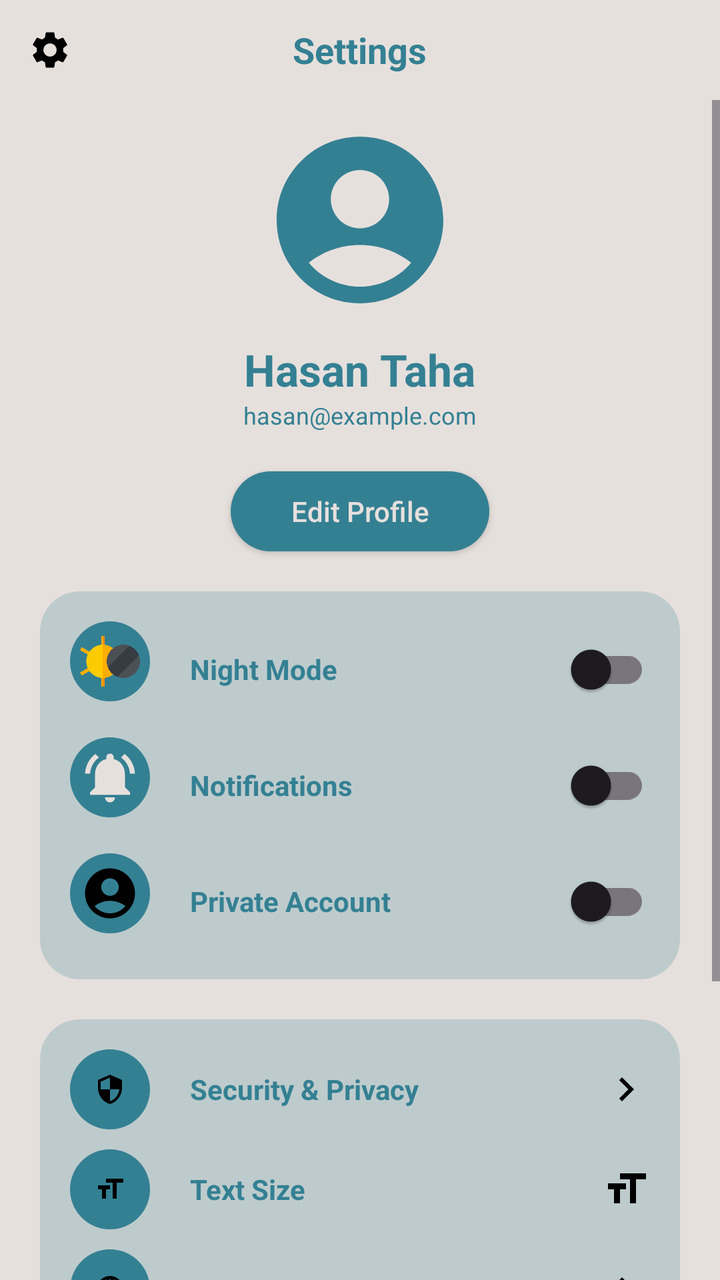
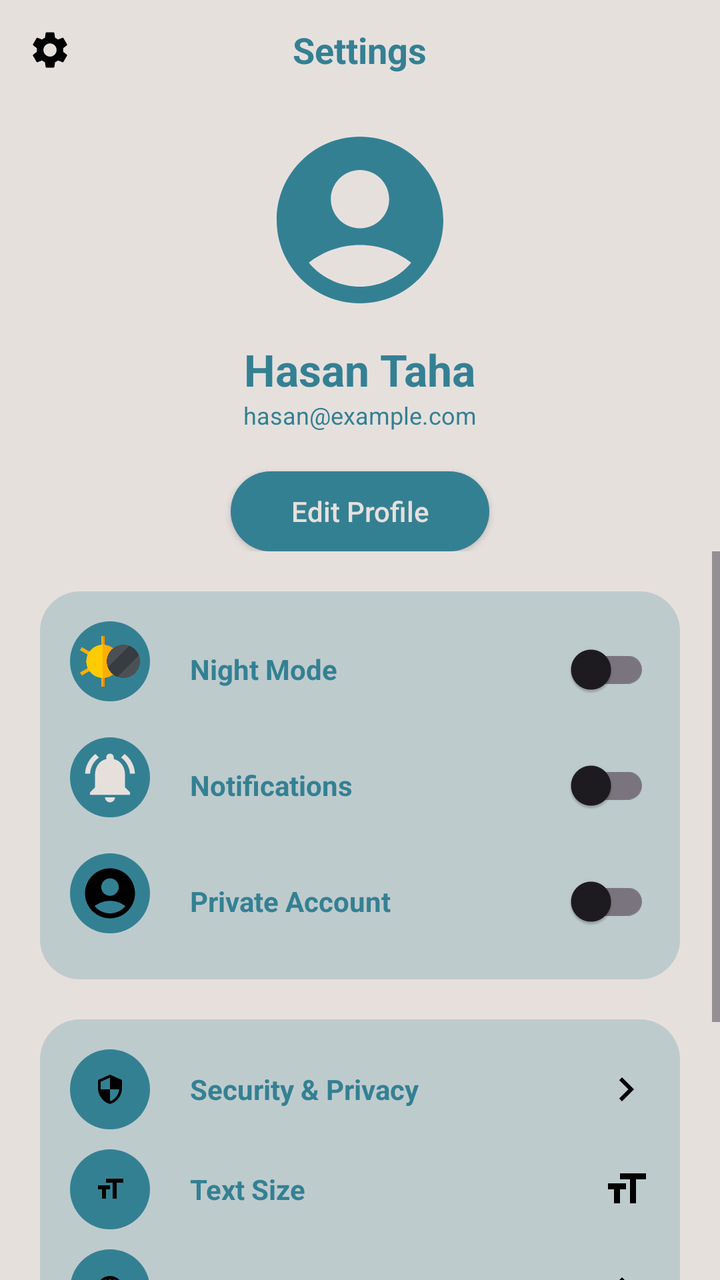

Two renders of the same Android screen: before a commit and after it. Below are the layout's source before the change and the commit's diff.
<!-- AndroidManifest.xml: application theme Base.Theme.Proj1 -->
<!-- res/layout/fragment_settings.xml -->
<?xml version="1.0" encoding="utf-8"?>
<LinearLayout xmlns:android="http://schemas.android.com/apk/res/android"
    xmlns:app="http://schemas.android.com/apk/res-auto"
    xmlns:tools="http://schemas.android.com/tools"
    android:layout_width="match_parent"
    android:layout_height="match_parent"
    android:background="@color/white"
    android:orientation="vertical"
    tools:context=".Fragments.SettingsFragment">

    <RelativeLayout
        android:layout_width="match_parent"
        android:layout_height="wrap_content">

        <ImageView
            android:layout_width="50dp"
            android:layout_height="50dp"
            android:src="@drawable/settings_icon"
            android:padding="14dp" />

        <TextView
            android:layout_width="wrap_content"
            android:layout_height="wrap_content"
            android:text="Settings"
            android:layout_centerInParent="true"
            android:textColor="@color/primary"
            android:textStyle="bold"
            android:textSize="18sp" />
    </RelativeLayout>

    <ScrollView
        android:layout_width="match_parent"
        android:layout_height="wrap_content">

        <LinearLayout
            android:layout_width="match_parent"
            android:layout_height="wrap_content"
            android:orientation="vertical">

            <ImageView
                android:layout_width="100dp"
                android:layout_height="100dp"
                android:layout_gravity="center"
                android:layout_marginTop="10dp"
                android:src="@drawable/baseline_account_circle_24"
                app:tint="@color/primary" />

            <TextView
                android:id="@+id/userNamePlaceholder"
                android:layout_width="wrap_content"
                android:layout_height="wrap_content"
                android:layout_gravity="center"
                android:layout_marginTop="10dp"
                android:text="Hasan Taha"
                android:textColor="@color/primary"
                android:textSize="22sp"
                android:textStyle="bold"/>
            <TextView
                android:id="@+id/userEmailPlaceholder"
                android:layout_width="wrap_content"
                android:layout_height="wrap_content"
                android:text="hasan@example.com"
                android:textColor="@color/primary"
                android:textSize="12sp"
                android:layout_gravity="center"/>

            <androidx.appcompat.widget.AppCompatButton
                android:id="@+id/editProfileBtn"
                android:layout_width="wrap_content"
                android:layout_height="40dp"
                android:layout_marginTop="20dp"
                android:paddingStart="30dp"
                android:layout_gravity="center"
                android:background="@drawable/rounded_back1"
                android:text="Edit Profile"
                android:textAllCaps="false"
                android:textColor="@color/white"
                android:paddingEnd="30dp"/>
            <LinearLayout
                android:background="@drawable/round_back2"
                android:layout_width="match_parent"
                android:layout_height="wrap_content"
                android:layout_marginStart="20dp"
                android:layout_marginEnd="20dp"
                android:layout_marginTop="20dp"
                android:orientation="vertical"
                android:padding="15dp">

                
                <RelativeLayout
                    android:layout_width="match_parent"
                    android:layout_height="wrap_content">

                    <ImageView
                        android:layout_width="40dp"
                        android:id="@+id/nightModeIcon"
                        android:layout_height="40dp"
                        android:src="@drawable/night_mode_icon"
                        android:background="@drawable/round_back3"
                        android:padding="5dp"/>
                    <TextView
                        android:layout_marginStart="20dp"
                        android:layout_width="wrap_content"
                        android:layout_height="wrap_content"
                        android:layout_centerVertical="true"
                        android:text="Night Mode"
                        android:textColor="@color/primary"
                        android:textStyle="bold"
                        android:layout_toEndOf="@id/nightModeIcon"/>

                    <androidx.appcompat.widget.SwitchCompat
                        android:layout_width="wrap_content"
                        android:layout_height="wrap_content"
                        android:layout_alignParentEnd="true"
                        android:layout_centerVertical="true"
                        android:switchMinWidth="50dp"/>
                </RelativeLayout>

                
                <RelativeLayout
                    android:layout_marginTop="10dp"
                    android:layout_width="match_parent"
                    android:layout_height="wrap_content">

                    <ImageView
                        android:layout_width="40dp"
                        android:id="@+id/notificationIcon"
                        android:layout_height="40dp"
                        android:src="@drawable/baseline_notifications"
                        android:background="@drawable/round_back3"
                        android:padding="5dp"/>
                    <TextView
                        android:layout_marginStart="20dp"
                        android:layout_width="wrap_content"
                        android:layout_height="wrap_content"
                        android:layout_centerVertical="true"
                        android:text="Notifications"
                        android:textColor="@color/primary"
                        android:textStyle="bold"
                        android:layout_toEndOf="@id/notificationIcon"/>

                    <androidx.appcompat.widget.SwitchCompat
                        android:layout_width="wrap_content"
                        android:layout_height="wrap_content"
                        android:layout_alignParentEnd="true"
                        android:layout_centerVertical="true"
                        android:switchMinWidth="50dp"/>
                </RelativeLayout>

                
                <RelativeLayout
                    android:layout_marginTop="10dp"
                    android:layout_width="match_parent"
                    android:layout_height="wrap_content">

                    <ImageView
                        android:layout_width="40dp"
                        android:id="@+id/privateAccountIcon"
                        android:layout_height="40dp"
                        android:src="@drawable/baseline_account_circle_24"
                        android:background="@drawable/round_back3"
                        android:padding="5dp"/>
                    <TextView
                        android:layout_marginStart="20dp"
                        android:layout_width="wrap_content"
                        android:layout_height="wrap_content"
                        android:layout_centerVertical="true"
                        android:text="Private Account"
                        android:textColor="@color/primary"
                        android:textStyle="bold"
                        android:layout_toEndOf="@id/privateAccountIcon"/>

                    <androidx.appcompat.widget.SwitchCompat
                        android:layout_width="wrap_content"
                        android:layout_height="wrap_content"
                        android:layout_alignParentEnd="true"
                        android:layout_centerVertical="true"
                        android:switchMinWidth="50dp"/>
                </RelativeLayout>

            </LinearLayout>

            <LinearLayout
                android:background="@drawable/round_back2"
                android:layout_width="match_parent"
                android:layout_height="wrap_content"
                android:layout_marginStart="20dp"
                android:layout_marginEnd="20dp"
                android:layout_marginTop="20dp"
                android:orientation="vertical"
                android:padding="15dp">

                
                <RelativeLayout
                    android:layout_width="match_parent"
                    android:layout_height="wrap_content">

                    <ImageView
                        android:layout_width="40dp"
                        android:id="@+id/securityIcon"
                        android:layout_height="40dp"
                        android:src="@drawable/baseline_security_24"
                        android:background="@drawable/round_back3"
                        android:padding="12dp"/>
                    <TextView
                        android:layout_marginStart="20dp"
                        android:layout_width="wrap_content"
                        android:layout_height="wrap_content"
                        android:layout_centerVertical="true"
                        android:text="Security &amp; Privacy"
                        android:textColor="@color/primary"
                        android:textStyle="bold"
                        android:layout_toEndOf="@id/securityIcon"/>

                    <ImageView
                        android:layout_width="wrap_content"
                        android:layout_height="wrap_content"
                        android:src="@drawable/baseline_right_24"
                        android:layout_alignParentEnd="true"
                        android:layout_centerVertical="true"/>
                </RelativeLayout>

                
                <RelativeLayout
                    android:layout_marginTop="10dp"
                    android:layout_width="match_parent"
                    android:layout_height="wrap_content">

                    <ImageView
                        android:layout_width="40dp"
                        android:id="@+id/textsizeIcon"
                        android:layout_height="40dp"
                        android:src="@drawable/text_size"
                        android:background="@drawable/round_back3"
                        android:padding="12dp"/>
                    <TextView
                        android:layout_marginStart="20dp"
                        android:layout_width="wrap_content"
                        android:layout_height="wrap_content"
                        android:layout_centerVertical="true"
                        android:text="Text Size"
                        android:textColor="@color/primary"
                        android:textStyle="bold"
                        android:layout_toEndOf="@id/textsizeIcon"/>

                    <ImageView
                        android:layout_width="wrap_content"
                        android:layout_height="wrap_content"
                        android:src="@drawable/text_size"
                        android:layout_alignParentEnd="true"
                        android:layout_centerVertical="true"/>
                </RelativeLayout>

                
                <RelativeLayout
                    android:layout_marginTop="10dp"
                    android:layout_width="match_parent"
                    android:layout_height="wrap_content">

                    <ImageView
                        android:layout_width="40dp"
                        android:id="@+id/languagesIcon"
                        android:layout_height="40dp"
                        android:src="@drawable/language_icon"
                        android:background="@drawable/round_back3"
                        android:padding="12dp"/>
                    <TextView
                        android:layout_marginStart="20dp"
                        android:layout_width="wrap_content"
                        android:layout_height="wrap_content"
                        android:layout_centerVertical="true"
                        android:text="Languages"
                        android:textColor="@color/primary"
                        android:textStyle="bold"
                        android:layout_toEndOf="@id/languagesIcon"/>

                    <ImageView
                        android:layout_width="wrap_content"
                        android:layout_height="wrap_content"
                        android:src="@drawable/baseline_right_24"
                        android:layout_alignParentEnd="true"
                        android:layout_centerVertical="true"/>
                </RelativeLayout>

            </LinearLayout>

            <LinearLayout
                android:layout_marginBottom="20dp"
                android:background="@drawable/round_back2"
                android:layout_width="match_parent"
                android:layout_height="wrap_content"
                android:layout_marginStart="20dp"
                android:layout_marginEnd="20dp"
                android:layout_marginTop="20dp"
                android:orientation="vertical"
                android:padding="15dp">

                <RelativeLayout
                    android:layout_width="match_parent"
                    android:layout_height="wrap_content">

                    <ImageView
                        android:layout_width="40dp"
                        android:id="@+id/aboutUsIcon"
                        android:layout_height="40dp"
                        android:src="@drawable/language_icon"
                        android:background="@drawable/round_back3"
                        android:padding="5dp"/>
                    <TextView
                        android:layout_marginStart="20dp"
                        android:layout_width="wrap_content"
                        android:layout_height="wrap_content"
                        android:layout_centerVertical="true"
                        android:text="About Us"
                        android:textColor="@color/primary"
                        android:textStyle="bold"
                        android:layout_toEndOf="@id/aboutUsIcon"/>

                    <ImageView
                        android:layout_width="wrap_content"
                        android:layout_height="wrap_content"
                        android:src="@drawable/baseline_right_24"
                        android:layout_alignParentEnd="true"
                        android:layout_centerVertical="true"/>
                </RelativeLayout>

                
                <RelativeLayout
                    android:id="@+id/logoutBtn"
                    android:layout_marginTop="10dp"
                    android:layout_width="match_parent"
                    android:layout_height="wrap_content">

                    <ImageView
                        android:layout_width="40dp"
                        android:id="@+id/LogoutIcon"
                        android:layout_height="40dp"
                        android:src="@drawable/language_icon"
                        android:background="@drawable/round_back3"
                        android:padding="2dp"/>
                    <TextView
                        android:layout_marginStart="20dp"
                        android:layout_width="wrap_content"
                        android:layout_height="wrap_content"
                        android:layout_centerVertical="true"
                        android:text="Log Out"
                        android:textColor="@color/primary"
                        android:textStyle="bold"
                        android:layout_toEndOf="@id/LogoutIcon"/>

                    <ImageView
                        android:layout_width="wrap_content"
                        android:layout_height="wrap_content"
                        android:src="@drawable/baseline_right_24"
                        android:layout_alignParentEnd="true"
                        android:layout_centerVertical="true"/>
                </RelativeLayout>
            </LinearLayout>
        </LinearLayout>
    </ScrollView>

</LinearLayout>
<!-- resources referenced by this layout -->
<resources>
  <color name="primary">#348093</color>
  <color name="white">#E6E0DD</color>
  <!-- drawable baseline_account_circle_24 (drawable) -->
  <vector xmlns:android="http://schemas.android.com/apk/res/android" android:height="24dp" android:tint="#000000" android:viewportHeight="24" android:viewportWidth="24" android:width="24dp">
        
      <path android:fillColor="@android:color/white" android:pathData="M12,2C6.48,2 2,6.48 2,12s4.48,10 10,10s10,-4.48 10,-10S17.52,2 12,2zM12,6c1.93,0 3.5,1.57 3.5,3.5S13.93,13 12,13s-3.5,-1.57 -3.5,-3.5S10.07,6 12,6zM12,20c-2.03,0 -4.43,-0.82 -6.14,-2.88C7.55,15.8 9.68,15 12,15s4.45,0.8 6.14,2.12C16.43,19.18 14.03,20 12,20z"/>
      
  </vector>
  <!-- drawable baseline_right_24 (drawable) -->
  <vector xmlns:android="http://schemas.android.com/apk/res/android" android:height="24dp" android:tint="#000000" android:viewportHeight="24" android:viewportWidth="24" android:width="24dp">
        
      <path android:fillColor="@android:color/white" android:pathData="M10,6L8.59,7.41 13.17,12l-4.58,4.59L10,18l6,-6z"/>
      
  </vector>
  <!-- drawable baseline_security_24 (drawable) -->
  <vector xmlns:android="http://schemas.android.com/apk/res/android" android:height="24dp" android:tint="#000000" android:viewportHeight="24" android:viewportWidth="24" android:width="24dp">
        
      <path android:fillColor="@android:color/white" android:pathData="M12,1L3,5v6c0,5.55 3.84,10.74 9,12 5.16,-1.26 9,-6.45 9,-12L21,5l-9,-4zM12,11.99h7c-0.53,4.12 -3.28,7.79 -7,8.94L12,12L5,12L5,6.3l7,-3.11v8.8z"/>
      
  </vector>
  <!-- drawable round_back2 (drawable) -->
  <?xml version="1.0" encoding="utf-8"?>
  <shape xmlns:android="http://schemas.android.com/apk/res/android"
      android:shape="rectangle">
  
      <solid android:color="#39348093"/>
      <corners android:radius="20dp"/>
  
  </shape>
  <!-- drawable round_back3 (drawable) -->
  <?xml version="1.0" encoding="utf-8"?>
  <shape xmlns:android="http://schemas.android.com/apk/res/android"
      android:shape="rectangle">
  
      <solid android:color="@color/primary"/>
      <corners android:radius="100dp"/>
  
  </shape>
  <!-- drawable rounded_back1 (drawable) -->
  <?xml version="1.0" encoding="utf-8"?>
  <shape xmlns:android="http://schemas.android.com/apk/res/android"
      android:shape="rectangle">
  
      <solid android:color="@color/primary"/>
      <corners android:radius="100dp"/>
  
  </shape>
  <!-- drawable text_size (drawable) -->
  <vector xmlns:android="http://schemas.android.com/apk/res/android" android:height="24dp" android:tint="#000000" android:viewportHeight="24" android:viewportWidth="24" android:width="24dp">
        
      <path android:fillColor="@android:color/white" android:pathData="M9,4v3h5v12h3L17,7h5L22,4L9,4zM3,12h3v7h3v-7h3L12,9L3,9v3z"/>
      
  </vector>
  <style name="Base.Theme.Proj1" parent="Theme.Material3.Light.NoActionBar">
          
          
          <item name="android:statusBarColor">@color/white</item>
          <item name="android:windowIsTranslucent">true</item>
          <item name="android:windowLightStatusBar">true</item>
  
          <item name="bottomAppBarStyle">@style/Widget.MaterialComponents.BottomAppBar.Colored</item>
  
      </style>
  <style name="Widget.MaterialComponents.BottomAppBar.Colored" parent="Widget.MaterialComponents.BottomAppBar">
          <item name="backgroundTint">@color/black</item>
  
      </style>
  <color name="black">#1C1B20</color>
  <!-- unchanged entries left out for length: 4 -->
</resources>

<!-- the commit's change to res/layout/fragment_settings.xml (unified diff, before → after) -->
@@ -28,6 +28,52 @@
             android:textSize="18sp" />
     </RelativeLayout>
 
+    <LinearLayout
+        android:layout_width="match_parent"
+        android:layout_height="wrap_content"
+        android:orientation="vertical">
+
+        <ImageView
+            android:layout_width="100dp"
+            android:layout_height="100dp"
+            android:layout_gravity="center"
+            android:layout_marginTop="10dp"
+            android:src="@drawable/baseline_account_circle_24"
+            app:tint="@color/primary" />
+
+        <TextView
+            android:id="@+id/userNamePlaceholder"
+            android:layout_width="wrap_content"
+            android:layout_height="wrap_content"
+            android:layout_gravity="center"
+            android:layout_marginTop="10dp"
+            android:text="Hasan Taha"
+            android:textColor="@color/primary"
+            android:textSize="22sp"
+            android:textStyle="bold"/>
+        <TextView
+            android:id="@+id/userEmailPlaceholder"
+            android:layout_width="wrap_content"
+            android:layout_height="wrap_content"
+            android:text="hasan@example.com"
+            android:textColor="@color/primary"
+            android:textSize="12sp"
+            android:layout_gravity="center"/>
+
+        <androidx.appcompat.widget.AppCompatButton
+            android:id="@+id/editProfileBtn"
+            android:layout_width="wrap_content"
+            android:layout_height="40dp"
+            android:layout_marginTop="20dp"
+            android:paddingStart="30dp"
+            android:layout_gravity="center"
+            android:background="@drawable/rounded_back1"
+            android:text="Edit Profile"
+            android:textAllCaps="false"
+            android:textColor="@color/white"
+            android:paddingEnd="30dp"/>
+    </LinearLayout>
+
     <ScrollView
         android:layout_width="match_parent"
         android:layout_height="wrap_content">
@@ -37,45 +83,6 @@
             android:layout_height="wrap_content"
             android:orientation="vertical">
 
-            <ImageView
-                android:layout_width="100dp"
-                android:layout_height="100dp"
-                android:layout_gravity="center"
-                android:layout_marginTop="10dp"
-                android:src="@drawable/baseline_account_circle_24"
-                app:tint="@color/primary" />
-
-            <TextView
-                android:id="@+id/userNamePlaceholder"
-                android:layout_width="wrap_content"
-                android:layout_height="wrap_content"
-                android:layout_gravity="center"
-                android:layout_marginTop="10dp"
-                android:text="Hasan Taha"
-                android:textColor="@color/primary"
-                android:textSize="22sp"
-                android:textStyle="bold"/>
-            <TextView
-                android:id="@+id/userEmailPlaceholder"
-                android:layout_width="wrap_content"
-                android:layout_height="wrap_content"
-                android:text="hasan@example.com"
-                android:textColor="@color/primary"
-                android:textSize="12sp"
-                android:layout_gravity="center"/>
-
-            <androidx.appcompat.widget.AppCompatButton
-                android:id="@+id/editProfileBtn"
-                android:layout_width="wrap_content"
-                android:layout_height="40dp"
-                android:layout_marginTop="20dp"
-                android:paddingStart="30dp"
-                android:layout_gravity="center"
-                android:background="@drawable/rounded_back1"
-                android:text="Edit Profile"
-                android:textAllCaps="false"
-                android:textColor="@color/white"
-                android:paddingEnd="30dp"/>
             <LinearLayout
                 android:background="@drawable/round_back2"
                 android:layout_width="match_parent"
@@ -222,6 +229,7 @@
 
                 
                 <RelativeLayout
+                    android:id="@+id/fontSizeSlider"
                     android:layout_marginTop="10dp"
                     android:layout_width="match_parent"
                     android:layout_height="wrap_content">
@@ -254,6 +262,7 @@
                 
                 <RelativeLayout
                     android:layout_marginTop="10dp"
+                    android:id="@+id/languageDialog"
                     android:layout_width="match_parent"
                     android:layout_height="wrap_content">
 
